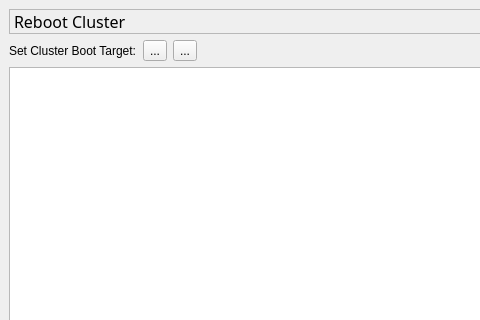
This is trunk/maestro/gui/plugins/views/reboot/RebootViewerBase.ui in patrickhartling/maestro as Qt 5 draws it before an edit; both pictures show x 0 to 480 and y 0 to 320 of the 591 by 411 pixel window. The edited form follows.
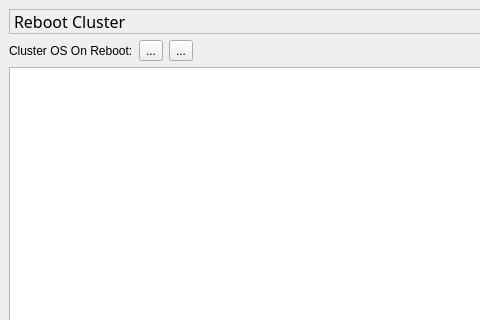
This is the edited form. Icons and pictures are not drawn.

Commit message: - Rename reboot label.

```diff
--- a/trunk/maestro/gui/plugins/views/reboot/RebootViewerBase.ui
+++ b/trunk/maestro/gui/plugins/views/reboot/RebootViewerBase.ui
@@ -63,7 +63,7 @@
      <item>
       <widget class="QLabel" name="mRebootClusterLbl" >
        <property name="text" >
-        <string>Set Cluster Boot Target:</string>
+        <string>Cluster OS On Reboot:</string>
        </property>
       </widget>
      </item>
```
The commit also changes 1 other file.
